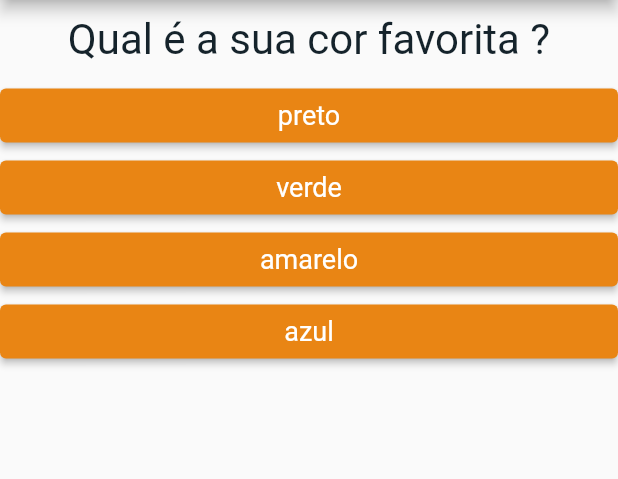
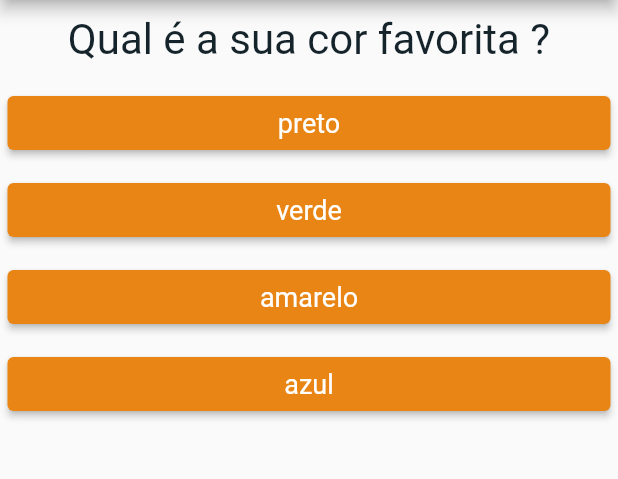
Before and after one commit to fdimant/flutter-course, a Flutter app: the screen it shows after launch, on a phone screen of 412 x 824 dp, the part 84-563 px from its top. Run offline on Flutter 3.47's test engine with Material 2 defaults, Android fonts, the light colour scheme and no system bars.

Commit message:
lição 60

```diff
--- a/lib/main.dart
+++ b/lib/main.dart
@@ -1,8 +1,9 @@
 // ignore_for_file: prefer_const_constructors
 
 import 'package:flutter/material.dart';
-import 'questao.dart';
-import 'resposta.dart';
+import 'package:projeto_perguntas/questionario.dart';
+import 'resultado.dart';
+import 'questionario.dart';
 
 main() {
   runApp(PerguntaApp());
@@ -10,16 +11,7 @@ main() {
 
 class _PerguntaAppState extends State<PerguntaApp> {
   var _perguntaSelecionada = 0;
-  void _responder() {
-    setState(() {
-      _perguntaSelecionada++;
-    });
-    print(_perguntaSelecionada);
-  }
-
-  @override
-  Widget build(BuildContext context) {
-    final List<Map<String, Object>> perguntas = [
+  final List<Map<String, Object>> _perguntas = const [
     {
       'texto': 'Qual é a sua cor favorita ?',
       'respostas': ['preto', 'verde', 'amarelo', 'azul'],
@@ -34,25 +26,31 @@ class _PerguntaAppState extends State<PerguntaApp> {
     }
   ];
 
-    List<String> respostas =
-        perguntas[_perguntaSelecionada].cast()['respostas'];
+  void _responder() {
+    setState(() {
+      _perguntaSelecionada++;
+    });
+    print(_perguntaSelecionada);
+  }
 
-    List<Widget> widgetResposta =
-        respostas.map((t) => Resposta(t, _responder)).toList();
+  bool get temPerguntaSelecionada {
+    return _perguntaSelecionada < _perguntas.length;
+  }
 
-    // for (var textoResp in listaQuestionario) {
-    //   widgetResposta.add(Resposta(textoResp, (_responder)));
-    // }
-
+  @override
+  Widget build(BuildContext context) {
     return MaterialApp(
       home: Scaffold(
         appBar: AppBar(
           title: Text('Perguntas'),
         ),
-        body: Column(children: [
-          Questao(perguntas[_perguntaSelecionada]['texto'].toString()),
-          ...widgetResposta
-        ]),
+        body: temPerguntaSelecionada
+            ? Questionario(
+                perguntas: _perguntas,
+                perguntaSelecionada: _perguntaSelecionada,
+                responder: _responder,
+              )
+            : Resultado(),
       ),
     );
   }
--- /dev/null
+++ b/lib/questionario.dart
@@ -0,0 +1,34 @@
+import 'package:flutter/material.dart';
+import 'questao.dart';
+import 'resposta.dart';
+
+class Questionario extends StatelessWidget {
+  final List<Map<String, Object>> perguntas;
+  final int perguntaSelecionada;
+  final void Function() responder;
+
+  Questionario({
+    required this.perguntas,
+    required this.perguntaSelecionada,
+    required this.responder,
+  });
+
+  bool get temPerguntaSelecionada {
+    return perguntaSelecionada < perguntas.length;
+  }
+
+  @override
+  Widget build(BuildContext context) {
+    List<String> respostas = temPerguntaSelecionada
+        ? perguntas[perguntaSelecionada].cast()['respostas']
+        : [];
+
+    List<Widget> widgetResposta =
+        respostas.map((t) => Resposta(t, responder)).toList();
+
+    return Column(children: [
+      Questao(perguntas[perguntaSelecionada]['texto'].toString()),
+      ...widgetResposta
+    ]);
+  }
+}
--- a/lib/resposta.dart
+++ b/lib/resposta.dart
@@ -10,6 +10,7 @@ class Resposta extends StatelessWidget {
   Widget build(BuildContext context) {
     return Container(
       width: double.infinity,
+      margin: EdgeInsets.all(5),
       child: ElevatedButton(
         style: TextButton.styleFrom(
           textStyle: TextStyle(fontSize: 18),
--- /dev/null
+++ b/lib/resultado.dart
@@ -0,0 +1,17 @@
+import 'package:flutter/material.dart';
+
+class Resultado extends StatelessWidget {
+  Resultado();
+
+  @override
+  Widget build(BuildContext context) {
+    return const Center(
+      child: Text(
+        'Parabéns !!!',
+        style: TextStyle(
+          fontSize: 18,
+        ),
+      ),
+    );
+  }
+}
```
Lines whose indentation alone changed are shown as unchanged.
